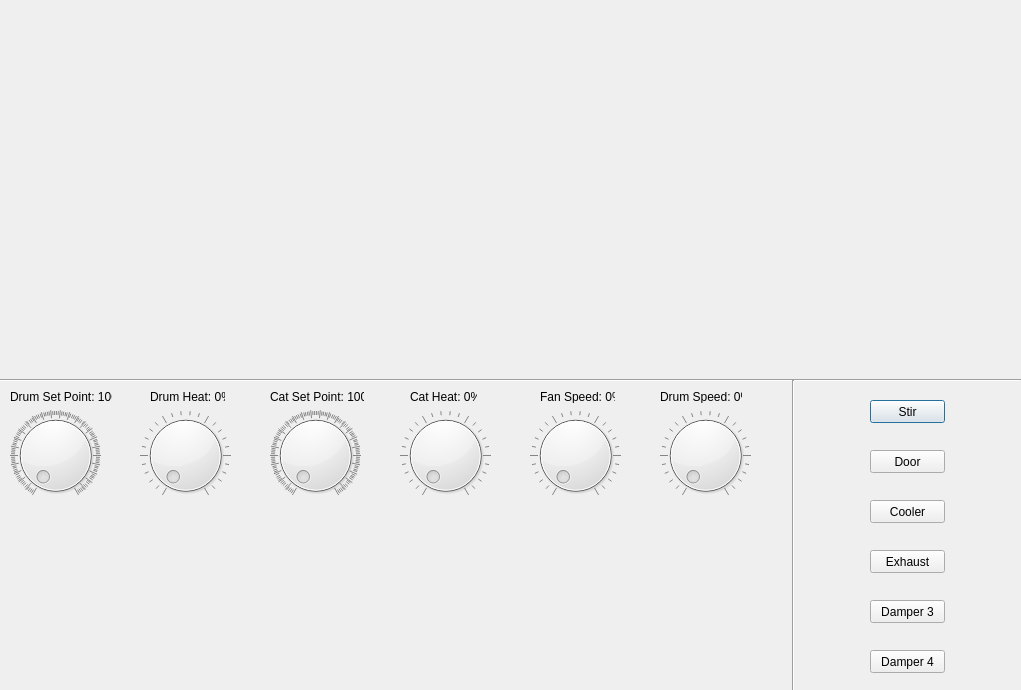
Above: controlroomdialog.ui from barbosaMatheus/USR_Coffee_Profiles before the change. Below: the same form after it.
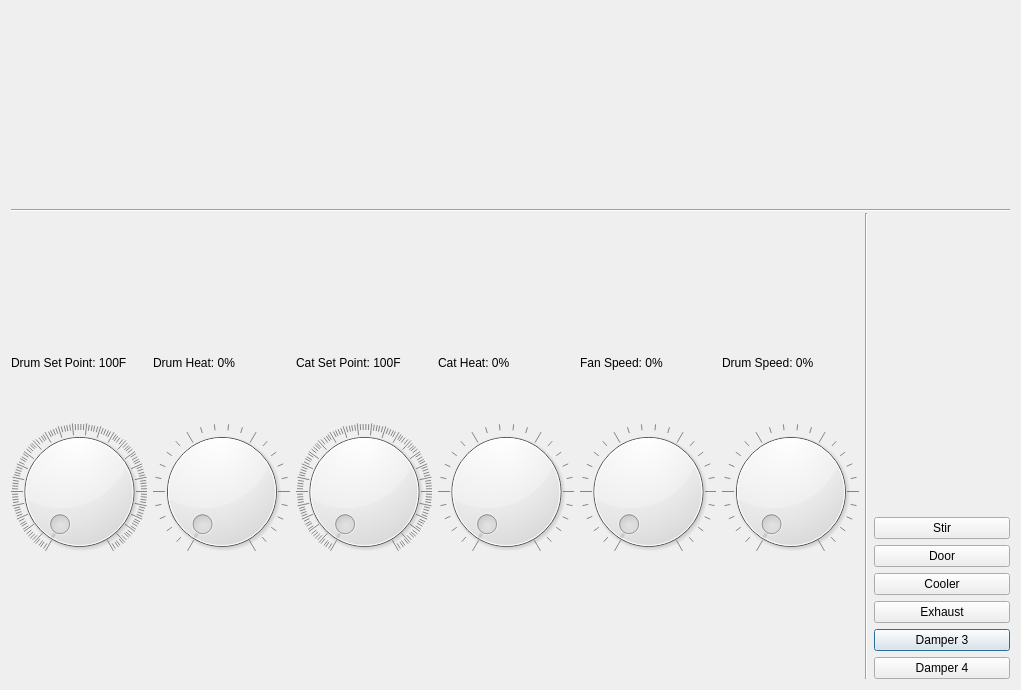
That is the form after the change.

Commit message: Fixed a fatal bug that crashed when the user tried to download to a roaster without selecting an actual profile. Also added some back end code to controlroomdialog.h, although the graph that shows on it is still small I need to figure out how to enlarge it. Also fixed a non- fatal bug that cleared a particular profile's list entry when clicking between profiles in edit mode.

Diff of the .ui file:
```diff
--- a/controlroomdialog.ui
+++ b/controlroomdialog.ui
@@ -13,60 +13,23 @@
   <property name="windowTitle">
    <string>Dialog</string>
   </property>
-  <widget class="QWidget" name="graph_widget" native="true">
-   <property name="geometry">
-    <rect>
-     <x>10</x>
-     <y>10</y>
-     <width>1001</width>
-     <height>351</height>
-    </rect>
-   </property>
-  </widget>
-  <widget class="QDial" name="dsp_dial">
-   <property name="geometry">
-    <rect>
-     <x>10</x>
-     <y>410</y>
-     <width>91</width>
-     <height>91</height>
-    </rect>
-   </property>
-   <property name="minimum">
-    <number>100</number>
-   </property>
-   <property name="maximum">
-    <number>600</number>
-   </property>
-   <property name="notchesVisible">
-    <bool>true</bool>
-   </property>
-  </widget>
-  <widget class="QDial" name="dh_dial">
-   <property name="geometry">
-    <rect>
-     <x>140</x>
-     <y>410</y>
-     <width>91</width>
-     <height>91</height>
-    </rect>
-   </property>
-   <property name="maximum">
-    <number>99</number>
-   </property>
-   <property name="notchesVisible">
-    <bool>true</bool>
-   </property>
-  </widget>
+  <layout class="QGridLayout" name="gridLayout">
+   <item row="9" column="7">
+    <widget class="QPushButton" name="dmp3_button">
+     <property name="text">
+      <string>Damper 3</string>
+     </property>
+    </widget>
+   </item>
+   <item row="3" column="4">
+    <widget class="QLabel" name="fs_label">
+     <property name="text">
+      <string>Fan Speed: 0%</string>
+     </property>
+    </widget>
+   </item>
+   <item row="4" column="2" rowspan="3">
   <widget class="QDial" name="csp_dial">
-   <property name="geometry">
-    <rect>
-     <x>270</x>
-     <y>410</y>
-     <width>91</width>
-     <height>91</height>
-    </rect>
-   </property>
    <property name="minimum">
     <number>100</number>
    </property>
@@ -77,227 +40,139 @@
     <bool>true</bool>
    </property>
   </widget>
-  <widget class="QDial" name="ch_dial">
-   <property name="geometry">
-    <rect>
-     <x>400</x>
-     <y>410</y>
-     <width>91</width>
-     <height>91</height>
-    </rect>
-   </property>
-   <property name="notchesVisible">
-    <bool>true</bool>
-   </property>
-  </widget>
+   </item>
+   <item row="4" column="4" rowspan="3">
   <widget class="QDial" name="fs_dial">
-   <property name="geometry">
-    <rect>
-     <x>530</x>
-     <y>410</y>
-     <width>91</width>
-     <height>91</height>
-    </rect>
-   </property>
+     <property name="notchesVisible">
+      <bool>true</bool>
+     </property>
+    </widget>
+   </item>
+   <item row="4" column="0" rowspan="3">
+    <widget class="QDial" name="dsp_dial">
+     <property name="minimum">
+      <number>100</number>
+     </property>
+     <property name="maximum">
+      <number>600</number>
+     </property>
    <property name="notchesVisible">
     <bool>true</bool>
    </property>
   </widget>
+   </item>
+   <item row="4" column="5" rowspan="3">
   <widget class="QDial" name="ds_dial">
-   <property name="geometry">
-    <rect>
-     <x>660</x>
-     <y>410</y>
-     <width>91</width>
-     <height>91</height>
-    </rect>
-   </property>
    <property name="notchesVisible">
     <bool>true</bool>
    </property>
   </widget>
-  <widget class="QLabel" name="dsp_label">
-   <property name="geometry">
-    <rect>
-     <x>10</x>
-     <y>390</y>
-     <width>102</width>
-     <height>13</height>
-    </rect>
-   </property>
-   <property name="text">
-    <string>Drum Set Point: 100F</string>
-   </property>
-  </widget>
-  <widget class="QLabel" name="dh_label">
-   <property name="geometry">
-    <rect>
-     <x>150</x>
-     <y>390</y>
-     <width>75</width>
-     <height>13</height>
-    </rect>
-   </property>
-   <property name="text">
-    <string>Drum Heat: 0%</string>
-   </property>
-  </widget>
-  <widget class="QLabel" name="csp_label">
-   <property name="geometry">
-    <rect>
-     <x>270</x>
-     <y>390</y>
-     <width>94</width>
-     <height>13</height>
-    </rect>
-   </property>
-   <property name="text">
-    <string>Cat Set Point: 100F</string>
-   </property>
-  </widget>
+   </item>
+   <item row="3" column="3">
   <widget class="QLabel" name="ch_label">
-   <property name="geometry">
-    <rect>
-     <x>410</x>
-     <y>390</y>
-     <width>67</width>
-     <height>13</height>
-    </rect>
-   </property>
    <property name="text">
     <string>Cat Heat: 0%</string>
    </property>
   </widget>
-  <widget class="QLabel" name="fs_label">
-   <property name="geometry">
-    <rect>
-     <x>540</x>
-     <y>390</y>
-     <width>75</width>
-     <height>13</height>
-    </rect>
-   </property>
-   <property name="text">
-    <string>Fan Speed: 0%</string>
-   </property>
-  </widget>
-  <widget class="QLabel" name="ds_label">
-   <property name="geometry">
-    <rect>
-     <x>660</x>
-     <y>390</y>
-     <width>82</width>
-     <height>13</height>
-    </rect>
-   </property>
-   <property name="text">
-    <string>Drum Speed: 0%</string>
-   </property>
-  </widget>
-  <widget class="QPushButton" name="stir_button">
-   <property name="geometry">
-    <rect>
-     <x>870</x>
-     <y>400</y>
-     <width>75</width>
-     <height>23</height>
-    </rect>
-   </property>
-   <property name="text">
-    <string>Stir</string>
-   </property>
-  </widget>
+   </item>
+   <item row="6" column="7">
   <widget class="QPushButton" name="door_button">
-   <property name="geometry">
-    <rect>
-     <x>870</x>
-     <y>450</y>
-     <width>75</width>
-     <height>23</height>
-    </rect>
-   </property>
    <property name="text">
     <string>Door</string>
    </property>
   </widget>
+   </item>
+   <item row="4" column="3" rowspan="3">
+    <widget class="QDial" name="ch_dial">
+     <property name="notchesVisible">
+      <bool>true</bool>
+     </property>
+    </widget>
+   </item>
+   <item row="7" column="7">
   <widget class="QPushButton" name="cooler_button">
-   <property name="geometry">
-    <rect>
-     <x>870</x>
-     <y>500</y>
-     <width>75</width>
-     <height>23</height>
-    </rect>
-   </property>
    <property name="text">
     <string>Cooler</string>
    </property>
   </widget>
-  <widget class="QPushButton" name="ex_button">
-   <property name="geometry">
-    <rect>
-     <x>870</x>
-     <y>550</y>
-     <width>75</width>
-     <height>23</height>
-    </rect>
-   </property>
-   <property name="text">
-    <string>Exhaust</string>
-   </property>
-  </widget>
-  <widget class="QPushButton" name="dmp3_button">
-   <property name="geometry">
-    <rect>
-     <x>870</x>
-     <y>600</y>
-     <width>75</width>
-     <height>23</height>
-    </rect>
-   </property>
-   <property name="text">
-    <string>Damper 3</string>
-   </property>
-  </widget>
+   </item>
+   <item row="10" column="7">
   <widget class="QPushButton" name="dmp4_button">
-   <property name="geometry">
-    <rect>
-     <x>870</x>
-     <y>650</y>
-     <width>75</width>
-     <height>23</height>
-    </rect>
-   </property>
    <property name="text">
     <string>Damper 4</string>
    </property>
   </widget>
+   </item>
+   <item row="5" column="7">
+    <widget class="QPushButton" name="stir_button">
+     <property name="text">
+      <string>Stir</string>
+     </property>
+    </widget>
+   </item>
+   <item row="8" column="7">
+    <widget class="QPushButton" name="ex_button">
+     <property name="text">
+      <string>Exhaust</string>
+     </property>
+    </widget>
+   </item>
+   <item row="3" column="5">
+    <widget class="QLabel" name="ds_label">
+     <property name="text">
+      <string>Drum Speed: 0%</string>
+     </property>
+    </widget>
+   </item>
+   <item row="3" column="2">
+    <widget class="QLabel" name="csp_label">
+     <property name="text">
+      <string>Cat Set Point: 100F</string>
+     </property>
+    </widget>
+   </item>
+   <item row="3" column="0">
+    <widget class="QLabel" name="dsp_label">
+     <property name="text">
+      <string>Drum Set Point: 100F</string>
+     </property>
+    </widget>
+   </item>
+   <item row="4" column="1" rowspan="3">
+    <widget class="QDial" name="dh_dial">
+     <property name="maximum">
+      <number>99</number>
+     </property>
+     <property name="notchesVisible">
+      <bool>true</bool>
+     </property>
+    </widget>
+   </item>
+   <item row="3" column="1">
+    <widget class="QLabel" name="dh_label">
+     <property name="text">
+      <string>Drum Heat: 0%</string>
+     </property>
+    </widget>
+   </item>
+   <item row="0" column="0" colspan="8">
+    <widget class="QWidget" name="graph_widget" native="true"/>
+   </item>
+   <item row="1" column="0" rowspan="2" colspan="8">
   <widget class="Line" name="line">
-   <property name="geometry">
-    <rect>
-     <x>0</x>
-     <y>370</y>
-     <width>1021</width>
-     <height>20</height>
-    </rect>
-   </property>
    <property name="orientation">
     <enum>Qt::Horizontal</enum>
    </property>
   </widget>
+   </item>
+   <item row="2" column="6" rowspan="9">
   <widget class="Line" name="line_2">
-   <property name="geometry">
-    <rect>
-     <x>783</x>
-     <y>380</y>
-     <width>20</width>
-     <height>311</height>
-    </rect>
-   </property>
    <property name="orientation">
     <enum>Qt::Vertical</enum>
    </property>
   </widget>
+   </item>
+  </layout>
  </widget>
  <resources/>
  <connections/>
```
Lines whose indentation alone changed are shown as unchanged. The commit also changes 7 other files.
